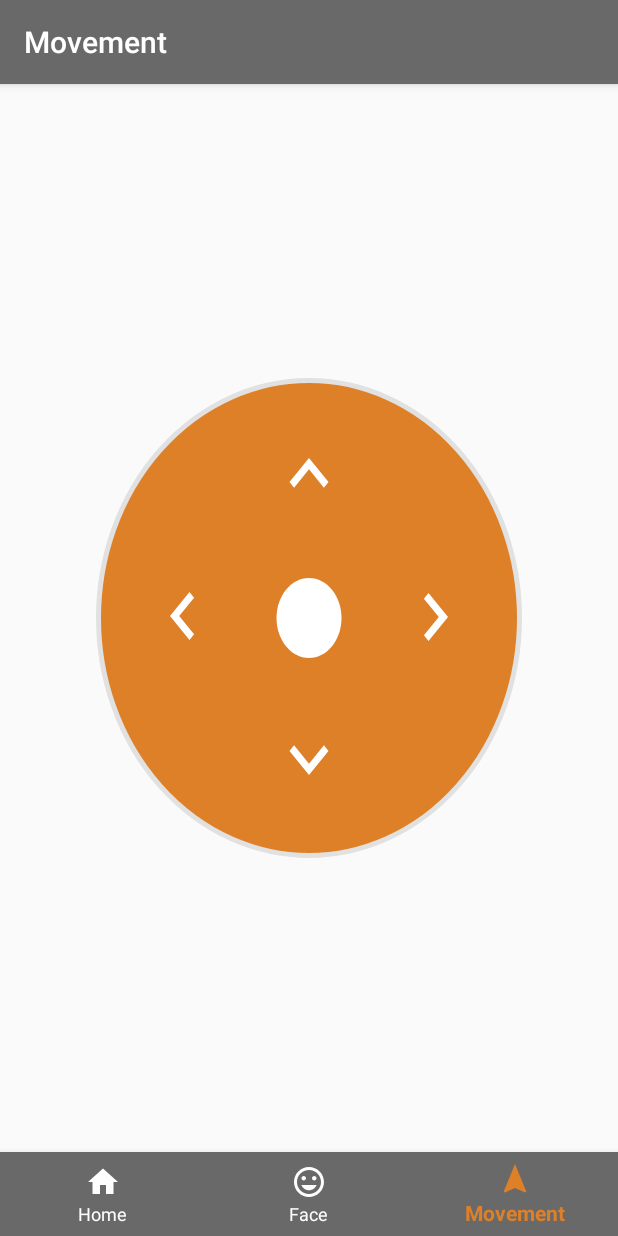
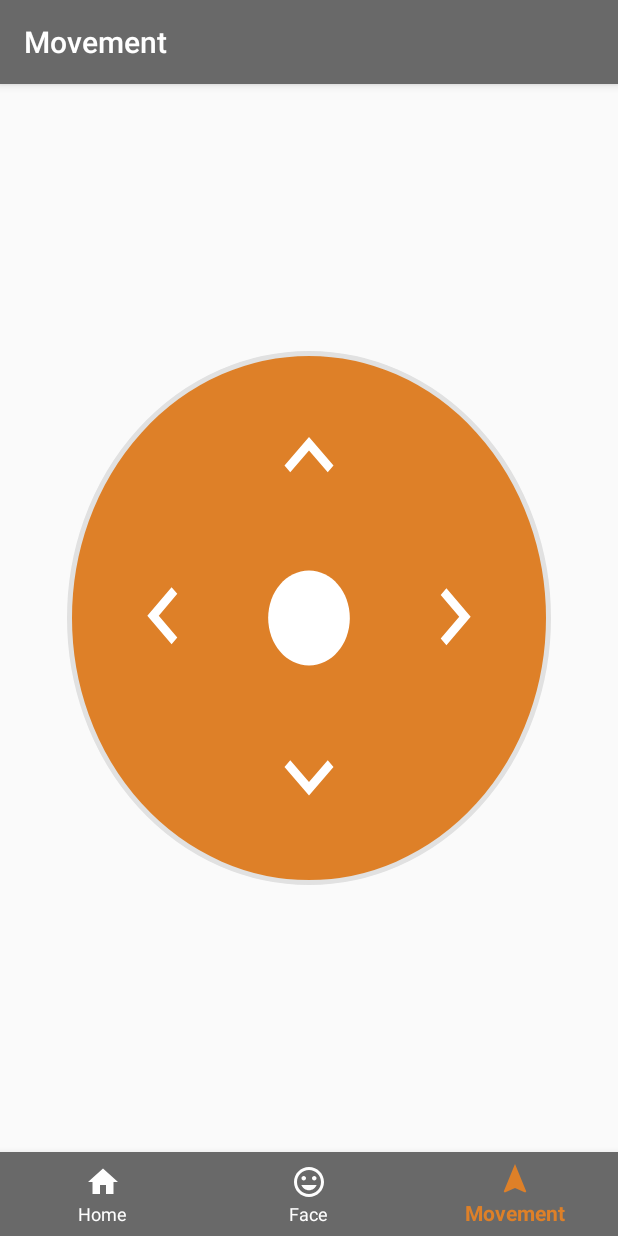
Before and after one commit to MartinRosenquist/Robi, an Android app: the MovementActivity screen opened directly, with no data from a screen before it, on a phone screen of 412 x 824 dp. Run offline under Robolectric (Android 15) with nearby library versions, the phone set to English and light mode, and no system bars.

Commit message:
Daily Commit

```diff
--- a/RobiControl/app/src/main/java/com/example/robicontrol/MovementActivity.java
+++ b/RobiControl/app/src/main/java/com/example/robicontrol/MovementActivity.java
@@ -4,10 +4,15 @@ import android.content.Intent;
 import android.os.Bundle;
 import android.view.Menu;
 import android.view.MenuItem;
+import android.view.View;
+import android.widget.TextView;
+import android.widget.Toast;
 
 import androidx.annotation.NonNull;
 
 import com.google.android.material.bottomnavigation.BottomNavigationView;
+
+import org.w3c.dom.Text;
 
 public class MovementActivity extends MainActivity {
     @Override
@@ -40,5 +45,46 @@ public class MovementActivity extends MainActivity {
                 return false;
             }
         });
+
+        TextView _forward = findViewById(R.id.forward);
+        TextView _stop = findViewById(R.id.stop);
+        TextView _left = findViewById(R.id.left);
+        TextView _right = findViewById(R.id.right);
+        TextView _backwards = findViewById(R.id.backwards);
+
+        _forward.setOnClickListener(new View.OnClickListener() {
+            @Override
+            public void onClick(View v) {
+                Toast.makeText(MovementActivity.this,"Forward", Toast.LENGTH_SHORT).show();
+            }
+        });
+
+        _stop.setOnClickListener(new View.OnClickListener() {
+            @Override
+            public void onClick(View v) {
+                Toast.makeText(MovementActivity.this,"Stop", Toast.LENGTH_SHORT).show();
+            }
+        });
+
+        _left.setOnClickListener(new View.OnClickListener() {
+            @Override
+            public void onClick(View v) {
+                Toast.makeText(MovementActivity.this,"Left", Toast.LENGTH_SHORT).show();
+            }
+        });
+
+        _right.setOnClickListener(new View.OnClickListener() {
+            @Override
+            public void onClick(View v) {
+                Toast.makeText(MovementActivity.this,"Right", Toast.LENGTH_SHORT).show();
+            }
+        });
+
+        _backwards.setOnClickListener(new View.OnClickListener() {
+            @Override
+            public void onClick(View v) {
+                Toast.makeText(MovementActivity.this,"Backwards", Toast.LENGTH_SHORT).show();
+            }
+        });
     }
 }
--- a/RobiControl/app/src/main/res/layout/movement.xml
+++ b/RobiControl/app/src/main/res/layout/movement.xml
@@ -8,10 +8,10 @@
     <androidx.constraintlayout.widget.ConstraintLayout
         android:layout_width="0dp"
         android:layout_height="0dp"
-        android:layout_marginStart="64dp"
-        android:layout_marginTop="196dp"
-        android:layout_marginEnd="64dp"
-        android:layout_marginBottom="196dp"
+        android:layout_marginTop="80pt"
+        android:layout_marginBottom="80pt"
+        android:layout_marginStart="20pt"
+        android:layout_marginEnd="20pt"
         android:background="@drawable/circle"
         app:layout_constraintBottom_toTopOf="@id/Menu_Navigation"
         app:layout_constraintEnd_toEndOf="parent"
```
